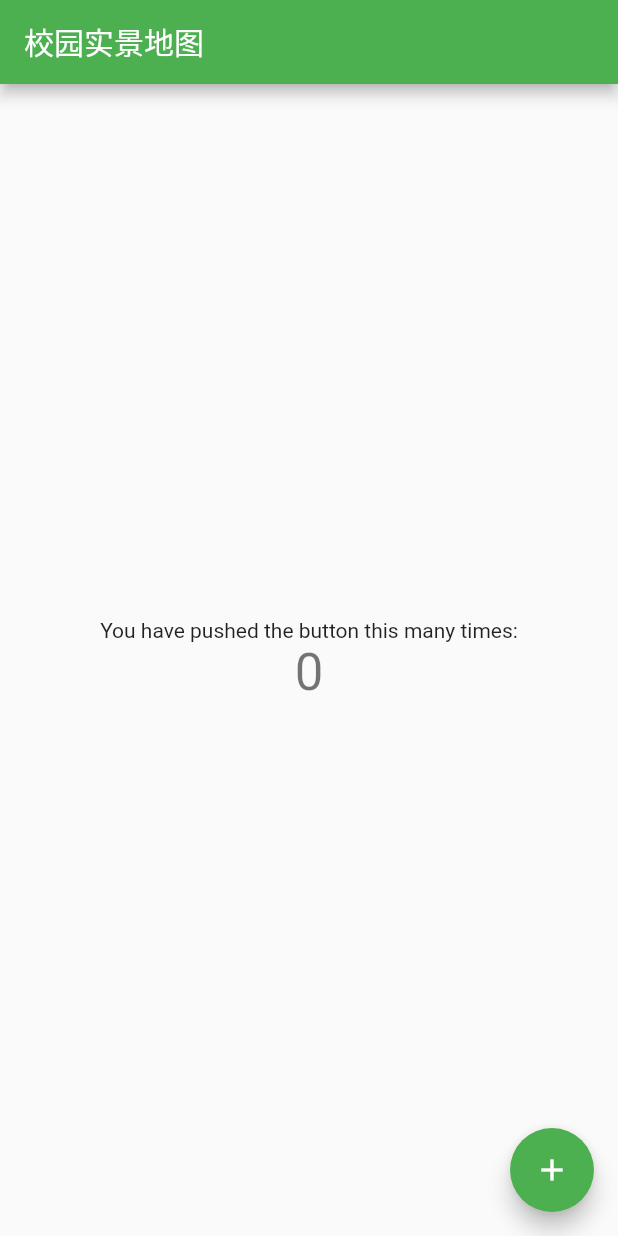
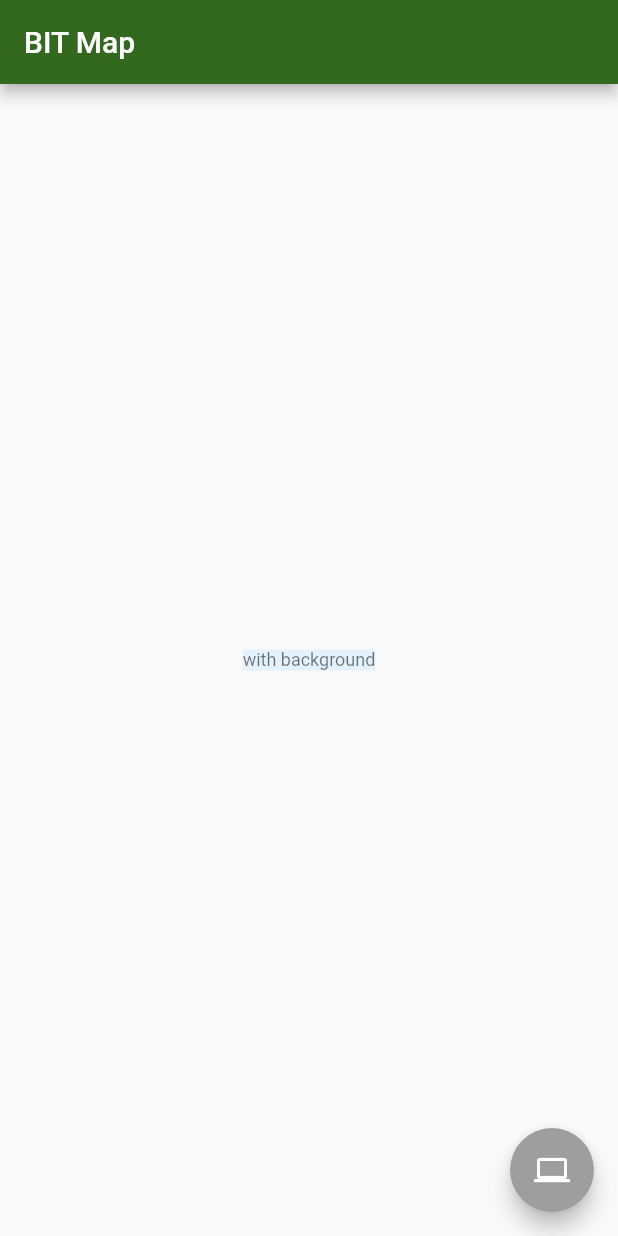
Before and after one commit to BIT-MapApp/BIT-MapApp-FrontEnd, a Flutter app: the screen it shows after launch, on a phone screen of 412 x 824 dp. Run offline on Flutter 3.47's test engine with Material 2 defaults, Android fonts, the phone set to English and light mode, and no system bars.

Commit message:
replace starter code

```diff
--- a/flutter_src/lib/main.dart
+++ b/flutter_src/lib/main.dart
@@ -1,8 +1,7 @@
 import 'package:flutter/material.dart';
+import 'package:flutter/foundation.dart';
 
-void main() {
-  runApp(const MyApp());
-}
+void main() => runApp(const MyApp());
 
 class MyApp extends StatelessWidget {
   const MyApp({Key? key}) : super(key: key);
@@ -10,97 +9,45 @@ class MyApp extends StatelessWidget {
   // This widget is the root of your application.
   @override
   Widget build(BuildContext context) {
+    const appName = 'BIT Map';
     return MaterialApp(
-      title: 'Flutter Demo',
+      title: appName,
       theme: ThemeData(
-        primarySwatch: Colors.green,
+          brightness: Brightness.light,
+          primaryColor: Colors.lightGreen[900],
+          backgroundColor: Colors.yellow,
       ),
-      home: const HomePage(title: '校园实景地图'),
+      home: HomePage(title: appName),
     );
   }
 }
 
-class HomePage extends StatefulWidget {
-  const HomePage({Key? key, required this.title}) : super(key: key);
-
-  // This widget is the home page of your application. It is stateful, meaning
-  // that it has a State object (defined below) that contains fields that affect
-  // how it looks.
-
-  // This class is the configuration for the state. It holds the values (in this
-  // case the title) provided by the parent (in this case the App widget) and
-  // used by the build method of the State. Fields in a Widget subclass are
-  // always marked "final".
-
+class HomePage extends StatelessWidget {
   final String title;
 
-  @override
-  State<HomePage> createState() => _HomePageState();
-}
-
-class _HomePageState extends State<HomePage> {
-  int _counter = 0;
-
-  void _incrementCounter() {
-    setState(() {
-      // This call to setState tells the Flutter framework that something has
-      // changed in this State, which causes it to rerun the build method below
-      // so that the display can reflect the updated values. If we changed
-      // _counter without calling setState(), then the build method would not be
-      // called again, and so nothing would appear to happen.
-      _counter++;
-    });
-  }
+  HomePage({Key? key, required this.title}) : super(key: key);
 
   @override
   Widget build(BuildContext context) {
-    // This method is rerun every time setState is called, for instance as done
-    // by the _incrementCounter method above.
-    //
-    // The Flutter framework has been optimized to make rerunning build methods
-    // fast, so that you can just rebuild anything that needs updating rather
-    // than having to individually change instances of widgets.
     return Scaffold(
       appBar: AppBar(
-        // Here we take the value from the MyHomePage object that was created by
-        // the App.build method, and use it to set our appbar title.
-        title: Text(widget.title),
+        title: Text(title),
+        backgroundColor: Theme.of(context).primaryColor,
       ),
       body: Center(
-        // Center is a layout widget. It takes a single child and positions it
-        // in the middle of the parent.
-        child: Column(
-          // Column is also a layout widget. It takes a list of children and
-          // arranges them vertically. By default, it sizes itself to fit its
-          // children horizontally, and tries to be as tall as its parent.
-          //
-          // Invoke "debug painting" (press "p" in the console, choose the
-          // "Toggle Debug Paint" action from the Flutter Inspector in Android
-          // Studio, or the "Toggle Debug Paint" command in Visual Studio Code)
-          // to see the wireframe for each widget.
-          //
-          // Column has various properties to control how it sizes itself and
-          // how it positions its children. Here we use mainAxisAlignment to
-          // center the children vertically; the main axis here is the vertical
-          // axis because Columns are vertical (the cross axis would be
-          // horizontal).
-          mainAxisAlignment: MainAxisAlignment.center,
-          children: <Widget>[
-            const Text(
-              'You have pushed the button this many times:',
-            ),
-            Text(
-              '$_counter',
-              style: Theme.of(context).textTheme.headline4,
-            ),
-          ],
-        ),
+        child: Container(
+          color: Theme.of(context).secondaryHeaderColor,
+          child: Text(
+            'with background',
+            style: Theme.of(context).textTheme.caption
+          ),
+        )
       ),
-      floatingActionButton: FloatingActionButton(
-        onPressed: _incrementCounter,
-        tooltip: 'Increment',
-        child: const Icon(Icons.add),
-      ), // This trailing comma makes auto-formatting nicer for build methods.
+      floatingActionButton: Theme(
+        data: Theme.of(context).copyWith(colorScheme: ColorScheme.fromSwatch().copyWith(secondary: Colors.grey)),
+        child: const FloatingActionButton(onPressed: null, child: Icon(Icons.computer))
+      ),
     );
   }
+
 }
```
